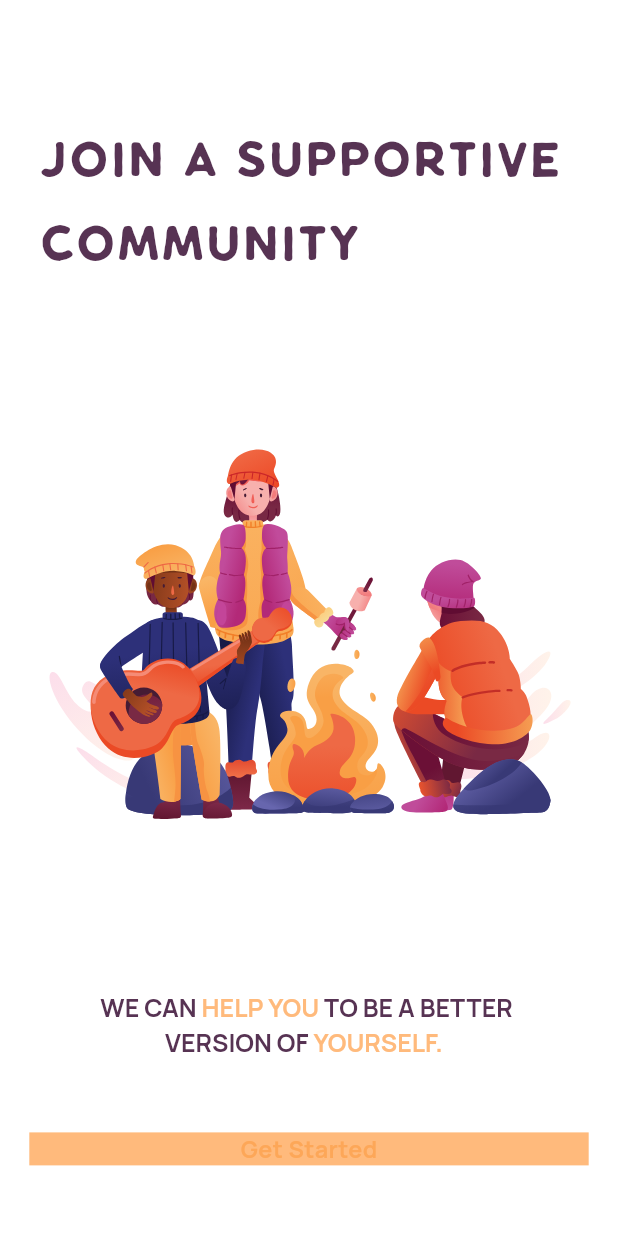
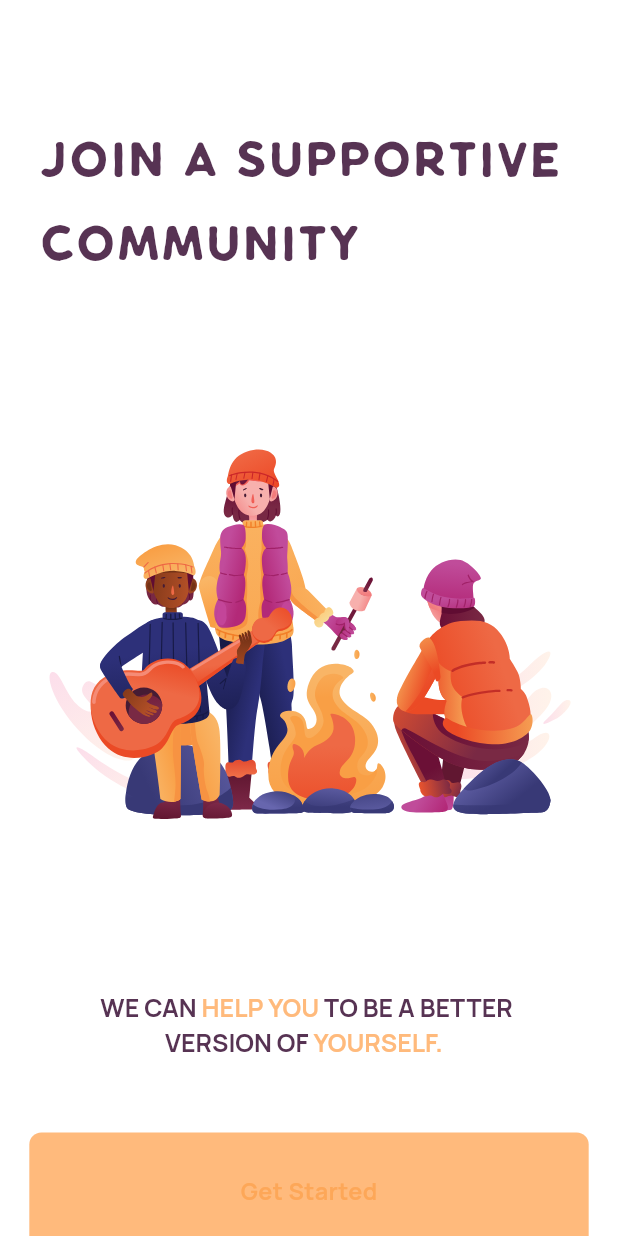
Before and after one commit to Gbenga-Abiodun/habit-app, a Flutter app: the SupportivePage screen opened by its route, on a phone screen of 412 x 824 dp. Run offline on Flutter 3.47's test engine with Material 3 defaults, Android fonts, the phone set to English and light mode, and no system bars; drawn by our look-alikes of auto_size_text; our stand-ins replace flutter_svg, get.

Commit message:
lat changes to custom_button.dart and onboarding_controller.dart

```diff
--- a/lib/controller/onboarding_controller.dart
+++ b/lib/controller/onboarding_controller.dart
@@ -25,7 +25,7 @@ class OnboardingController extends GetxController {
   List<OnBoardingModel> onBoardingList = [
     OnBoardingModel(
       Assets.imagesOnboardingOneImg,
-      "WELCOME TO Monumental habits",
+      "Monumental habits",
       "We can help you to be a better version of yourself.",
       Dimensions.height15 * 23.33333333333333,
       Dimensions.height15 * 32.46666666666667,
--- a/lib/widgets/custom_button.dart
+++ b/lib/widgets/custom_button.dart
@@ -22,8 +22,10 @@ class CustomButton extends StatelessWidget {
     return GestureDetector(
       onTap: onTap,
       child: Container(
+        height: Dimensions.height10 * 8,
         decoration: BoxDecoration(
           color: AppColors.morning,
+          borderRadius: BorderRadius.all(Radius.circular(8),),
 
         ),
         child: Center(
```
